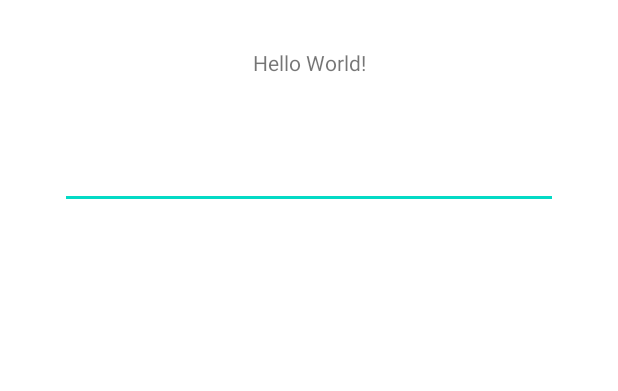
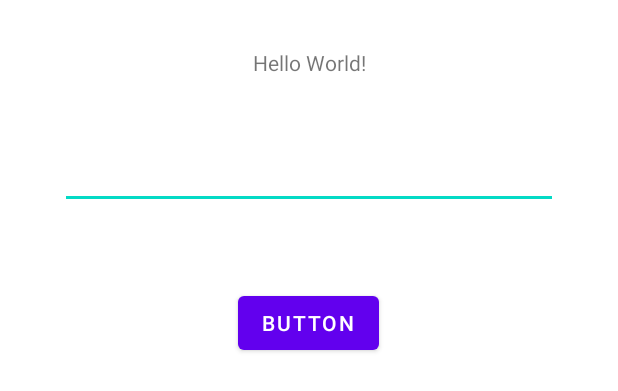
Before and after one commit to LeoAndo/android-app-teaching-material-templates, an Android app: the layout activity_main.xml on its own in the app's theme, with its tools: preview values and no code run, on a phone screen of 412 x 824 dp. Shown: the top 391 px of the screen. Run offline under Robolectric (Android 15) with nearby library versions, the phone set to English and light mode, and no system bars.

```diff
--- a/BasicAppSample/app/src/main/res/layout/activity_main.xml
+++ b/BasicAppSample/app/src/main/res/layout/activity_main.xml
@@ -29,4 +29,15 @@
         app:layout_constraintTop_toBottomOf="@+id/text_hello"
         tools:ignore="LabelFor" />
 
+    <Button
+        android:id="@+id/button"
+        android:layout_width="wrap_content"
+        android:layout_height="wrap_content"
+        android:layout_marginTop="52dp"
+        android:text="Button"
+        app:layout_constraintEnd_toEndOf="parent"
+        app:layout_constraintHorizontal_bias="0.498"
+        app:layout_constraintStart_toStartOf="parent"
+        app:layout_constraintTop_toBottomOf="@+id/edit_email" />
+
 </androidx.constraintlayout.widget.ConstraintLayout>
```
Also changed, not shown: 2 other files.
